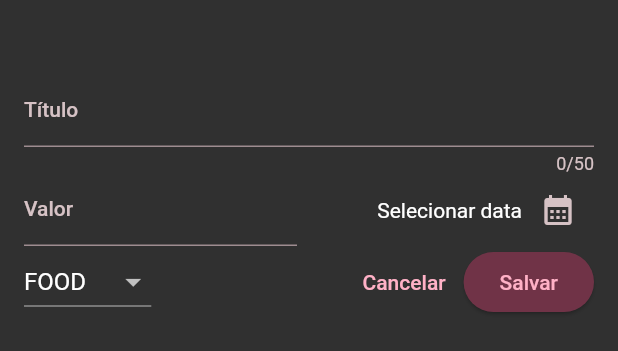
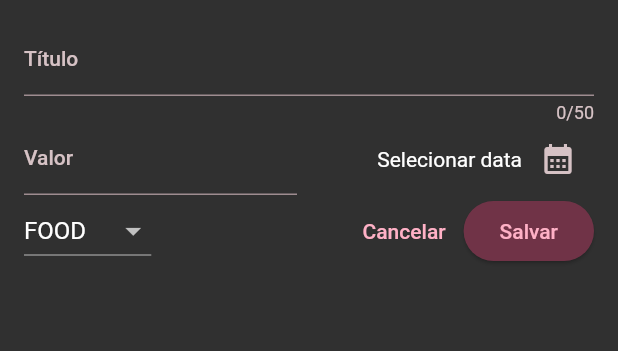
Before and after one commit to FAOSjs/fluttering, a Flutter app: the NewExpense widget shown alone on an empty page, opened directly with empty values, on a phone screen of 412 x 824 dp. Shown: the top 351 px of the screen. Run offline on Flutter 3.47's test engine with Material 2 defaults, Android fonts, the phone set to English and light mode, and no system bars; our stand-ins replace google_fonts.

Commit message:
learning to deal with responsiveness

```diff
--- a/expense_tracker/lib/expenses.dart
+++ b/expense_tracker/lib/expenses.dart
@@ -3,6 +3,7 @@ import 'package:expense_tracker/widgets/chart/chart.dart';
 import 'package:expense_tracker/widgets/expenses_list/expenses_list.dart';
 import 'package:expense_tracker/models/expense.dart';
 import 'package:flutter/material.dart';
+import 'package:flutter/services.dart';
 
 class Expenses extends StatefulWidget {
   const Expenses({super.key});
@@ -68,12 +69,16 @@ class _ExpensesState extends State<Expenses> {
   void _openAddExpenseOverlay() {
     showModalBottomSheet(
         context: context,
+        useSafeArea: true,
         isScrollControlled: true,
         builder: (ctx) => NewExpense(onAddExpense: _handleAddExpense));
   }
 
   @override
   Widget build(BuildContext context) {
+    final width = MediaQuery.of(context).size.width;
+    //var height = MediaQuery.of(context).size.height;
+
     Widget mainContent = const Center(
       child: Text('Nenhum gasto foi registrado ainda.'),
     );
@@ -87,6 +92,10 @@ class _ExpensesState extends State<Expenses> {
 
     return Scaffold(
       appBar: AppBar(
+        systemOverlayStyle: const SystemUiOverlayStyle(
+          statusBarColor: Colors.black,
+          statusBarIconBrightness: Brightness.light,
+        ),
         title: const Text('Expense Tracker'),
         actions: [
           IconButton(
@@ -97,13 +106,22 @@ class _ExpensesState extends State<Expenses> {
           ),
         ],
       ),
-      body: Column(
+      body: width < 400
+          ? Column(
               children: [
                 Chart(expenses: _registeredExpenses),
                 Expanded(
                   child: mainContent,
                 ) //Expanded is used to help Column to size the list
               ],
+            )
+          : Row(
+              children: [
+                Expanded(child: Chart(expenses: _registeredExpenses)),
+                Expanded(
+                  child: mainContent,
+                )
+              ],
             ),
     );
   }
--- a/expense_tracker/lib/main.dart
+++ b/expense_tracker/lib/main.dart
@@ -11,6 +11,14 @@ var kColorScheme = ColorScheme.fromSeed(
 );
 
 void main() {
+  /* WidgetsFlutterBinding.ensureInitialized();
+
+  SystemChrome.setPreferredOrientations([
+    DeviceOrientation.portraitUp,
+  ]).then((fn) {
+    //runApp function here...
+  }); */
+
   runApp(
     MaterialApp(
       darkTheme: ThemeData.dark().copyWith(
--- a/expense_tracker/lib/new_expense.dart
+++ b/expense_tracker/lib/new_expense.dart
@@ -81,10 +81,47 @@ class _NewExpenseState extends State<NewExpense> {
 
   @override
   Widget build(BuildContext context) {
-    return Padding(
-      padding: const EdgeInsets.fromLTRB(16, 50, 16, 16),
+    final keyboardSpace = MediaQuery.of(context).viewInsets.bottom;
+
+    return LayoutBuilder(builder: (ctx, constraints) {
+      final width = constraints.maxWidth;
+
+      return SizedBox(
+        height: double.infinity,
+        child: SingleChildScrollView(
+          child: Padding(
+            padding: EdgeInsets.fromLTRB(16, 16, 16, keyboardSpace + 16),
             child: Column(
               children: [
+                if (width >= 600)
+                  Row(
+                    crossAxisAlignment: CrossAxisAlignment.start,
+                    children: [
+                      Expanded(
+                        child: TextField(
+                          maxLength: 50,
+                          controller: _titleController,
+                          decoration: const InputDecoration(
+                            label: Text('Título'),
+                          ),
+                        ),
+                      ),
+                      const SizedBox(
+                        width: 20,
+                      ),
+                      Expanded(
+                        child: TextField(
+                          keyboardType: TextInputType.number,
+                          controller: _amountController,
+                          decoration: const InputDecoration(
+                            prefixText: 'R\$ ',
+                            label: Text('Valor'),
+                          ),
+                        ),
+                      ),
+                    ],
+                  )
+                else
                   TextField(
                     maxLength: 50,
                     controller: _titleController,
@@ -92,6 +129,46 @@ class _NewExpenseState extends State<NewExpense> {
                       label: Text('Título'),
                     ),
                   ),
+                if (width >= 600)
+                  Row(
+                    children: [
+                      DropdownButton(
+                        value: _selectedCategory,
+                        items: ECategory.values
+                            .map(
+                              (category) => DropdownMenuItem(
+                                value: category,
+                                child: Text(
+                                  category.name.toUpperCase(),
+                                ),
+                              ),
+                            )
+                            .toList(),
+                        onChanged: (value) {
+                          _handleSelectedCategory(value);
+                        },
+                      ),
+                      const SizedBox(
+                        width: 20,
+                      ),
+                      Expanded(
+                        child: Row(
+                          mainAxisAlignment: MainAxisAlignment.end,
+                          crossAxisAlignment: CrossAxisAlignment.center,
+                          children: [
+                            Text(_selectedDate == null
+                                ? 'Selecionar data'
+                                : formatter.format(_selectedDate!).toString()),
+                            IconButton(
+                              onPressed: _handlePresentDatePicker,
+                              icon: const Icon(Icons.calendar_month),
+                            ),
+                          ],
+                        ),
+                      ),
+                    ],
+                  )
+                else
                   Row(
                     children: [
                       Expanded(
@@ -124,6 +201,22 @@ class _NewExpenseState extends State<NewExpense> {
                       ),
                     ],
                   ),
+                if (width >= 600)
+                  Row(
+                    children: [
+                      const Spacer(), //to get all available space between two widgets
+                      TextButton(
+                          onPressed: () {
+                            Navigator.pop(context);
+                          },
+                          child: const Text('Cancelar')),
+                      ElevatedButton(
+                        onPressed: _handleSubmit,
+                        child: const Text('Salvar'),
+                      ),
+                    ],
+                  )
+                else
                   Row(
                     children: [
                       DropdownButton(
@@ -153,9 +246,12 @@ class _NewExpenseState extends State<NewExpense> {
                         child: const Text('Salvar'),
                       )
                     ],
-          )
+                  ),
               ],
             ),
+          ),
+        ),
       );
+    });
   }
 }
```
Lines whose indentation alone changed are shown as unchanged.
